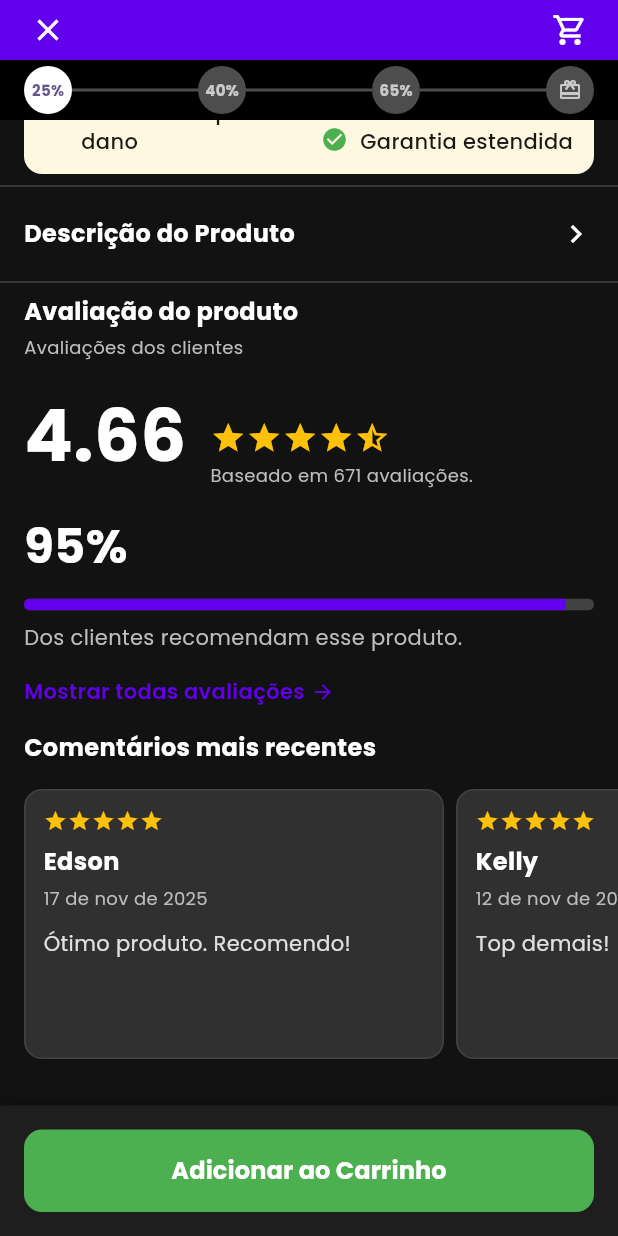
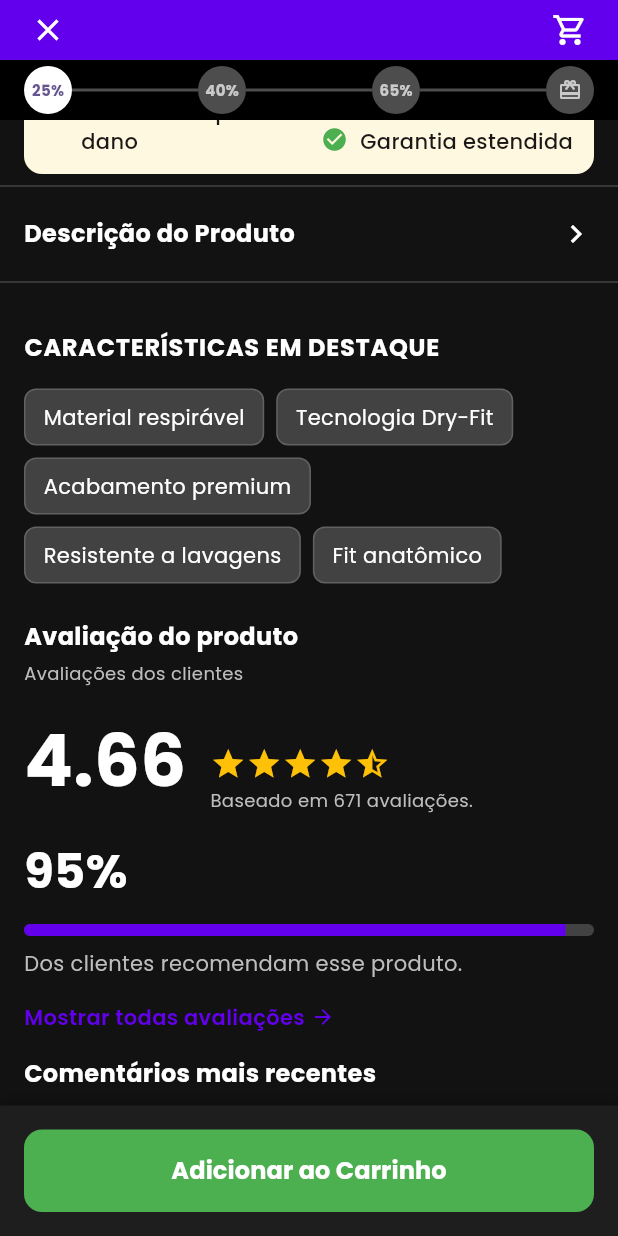
Before and after one commit to italoandres/eshop-admin-panel-updated, a Flutter app: the ProductDetailPage screen opened directly with empty values, scrolled down 1728 dp, on a phone screen of 412 x 824 dp. Run offline on Flutter 3.47's test engine with Material 3 defaults, Android fonts, the phone set to English and light mode, and no system bars; our stand-ins replace cached_network_image, carousel_slider, dio, flutter_riverpod, flutter_secure_storage, freezed_annotation and 6 more; accounts and stored records are empty.

Commit message:
feat: adicionar seção Características em Destaque (Fase 1)
FASE 1: Estrutura básica sem estilização final

Backend/Schema:
- Adicionado campo 'highlights: string[]' ao ProductModel
- Suporte a toJson/fromJson para API/Admin
- Getter hasHighlights para verificação condicional

Componente criado:
- ProductHighlightsSection: renderiza título + lista de highlights
- Placeholder UI com chips básicos (estilização completa na Fase 2)
- Renderização condicional: só aparece se highlights.length > 0

Integração:
- Componente adicionado logo abaixo de "Descrição do Produto"
- Mock data com 5 características para testes
- Zero impacto em features existentes

Próximos passos (Fase 2):
- Aplicar estilização final usando design tokens
- Chips modernos com bordas arredondadas
- Ajustes de espaçamento e tipografia
- Testes em tema claro/escuro e múltiplos dispositivos

```diff
--- a/lib/features/products/models/product_model.dart
+++ b/lib/features/products/models/product_model.dart
@@ -3,6 +3,9 @@
 /// FASE 1: Adicionado suporte para Guia de Tamanhos
 /// - sizeGuideType: Tipo do guia ('shoe', 'clothes', ou null)
 /// - sizeGuideContent: URL da imagem ou conteúdo HTML customizado
+///
+/// FASE 1: Adicionado suporte para Características em Destaque
+/// - highlights: Lista de características destacadas do produto
 class ProductModel {
   final String id;
   final String name;
@@ -24,6 +27,13 @@ class ProductModel {
   /// - Se null, usa o guia padrão baseado no sizeGuideType
   final String? sizeGuideContent;
 
+  // FASE 1: Características em Destaque
+  /// Lista de características em destaque do produto
+  /// - Máximo 40 caracteres por item
+  /// - Renderizado como chips na página de detalhes
+  /// - Se vazio, seção não aparece
+  final List<String> highlights;
+
   ProductModel({
     required this.id,
     required this.name,
@@ -33,6 +43,7 @@ class ProductModel {
     this.imageUrl,
     this.sizeGuideType,
     this.sizeGuideContent,
+    this.highlights = const [],
   });
 
   ProductModel copyWith({
@@ -44,6 +55,7 @@ class ProductModel {
     String? imageUrl,
     String? sizeGuideType,
     String? sizeGuideContent,
+    List<String>? highlights,
   }) {
     return ProductModel(
       id: id ?? this.id,
@@ -54,6 +66,7 @@ class ProductModel {
       imageUrl: imageUrl ?? this.imageUrl,
       sizeGuideType: sizeGuideType ?? this.sizeGuideType,
       sizeGuideContent: sizeGuideContent ?? this.sizeGuideContent,
+      highlights: highlights ?? this.highlights,
     );
   }
 
@@ -70,6 +83,9 @@ class ProductModel {
   /// Verifica se deve usar guia customizado
   bool get hasCustomSizeGuide => sizeGuideContent != null;
 
+  /// Verifica se o produto tem características em destaque
+  bool get hasHighlights => highlights.isNotEmpty;
+
   /// Converte para JSON (para API/Admin)
   Map<String, dynamic> toJson() {
     return {
@@ -81,6 +97,7 @@ class ProductModel {
       'imageUrl': imageUrl,
       'sizeGuideType': sizeGuideType,
       'sizeGuideContent': sizeGuideContent,
+      'highlights': highlights,
     };
   }
 
@@ -97,6 +114,9 @@ class ProductModel {
       imageUrl: json['imageUrl'] as String?,
       sizeGuideType: json['sizeGuideType'] as String?,
       sizeGuideContent: json['sizeGuideContent'] as String?,
+      highlights: json['highlights'] != null
+          ? List<String>.from(json['highlights'] as List)
+          : const [],
     );
   }
 }
--- a/lib/features/products/presentation/pages/product_detail_page.dart
+++ b/lib/features/products/presentation/pages/product_detail_page.dart
@@ -7,6 +7,7 @@ import '../widgets/product_main_image.dart';
 import '../widgets/product_image_thumbnails.dart';
 import '../widgets/size_guide_button.dart';
 import '../widgets/size_guide_modal.dart';
+import '../widgets/product_highlights_section.dart';
 import '../controllers/product_gallery_controller.dart';
 import '../../models/product_image_model.dart';
 import '../../../shipping/presentation/widgets/shipping_options_modal.dart';
@@ -51,6 +52,15 @@ class _ProductDetailPageState extends ConsumerState<ProductDetailPage> {
   // Dados de preço e desconto
   final double mockOriginalPrice = 50.00;
   final double? mockProgressiveDiscountPercent = 48.0; // 48% de desconto
+
+  // Mock data para características em destaque
+  final List<String> mockHighlights = [
+    'Material respirável',
+    'Tecnologia Dry-Fit',
+    'Acabamento premium',
+    'Resistente a lavagens',
+    'Fit anatômico',
+  ];
 
   // Mock data para bundle
   late final ProductBundle mockBundle;
@@ -334,6 +344,11 @@ class _ProductDetailPageState extends ConsumerState<ProductDetailPage> {
                 _buildDescriptionSection(),
 
                 Divider(height: spaceL, thickness: 1, color: Colors.grey[800]), // FASE 1: 16px section spacing
+
+                // FASE 1: Seção de Características em Destaque
+                ProductHighlightsSection(
+                  highlights: mockHighlights,
+                ),
 
                 // Seção: Avaliação do produto
                 _buildRatingOverview(),
--- /dev/null
+++ b/lib/features/products/presentation/widgets/product_highlights_section.dart
@@ -0,0 +1,77 @@
+import 'package:flutter/material.dart';
+
+/// Seção de Características em Destaque
+///
+/// FASE 1: Estrutura básica (placeholder de UI)
+/// - Renderiza título e lista simples
+/// - Ainda sem estilização final dos chips
+///
+/// FASE 2: Layout final com chips modernos
+/// - Estilização completa usando design tokens
+/// - Chips com bordas arredondadas e padding
+class ProductHighlightsSection extends StatelessWidget {
+  final List<String> highlights;
+
+  const ProductHighlightsSection({
+    Key? key,
+    required this.highlights,
+  }) : super(key: key);
+
+  @override
+  Widget build(BuildContext context) {
+    // Não renderiza se não houver highlights
+    if (highlights.isEmpty) {
+      return const SizedBox.shrink();
+    }
+
+    return Padding(
+      padding: const EdgeInsets.symmetric(horizontal: 16, vertical: 24),
+      child: Column(
+        crossAxisAlignment: CrossAxisAlignment.start,
+        children: [
+          // Título da seção
+          const Text(
+            'CARACTERÍSTICAS EM DESTAQUE',
+            style: TextStyle(
+              fontSize: 16,
+              fontWeight: FontWeight.bold,
+              color: Colors.white,
+              letterSpacing: 0.5,
+            ),
+          ),
+          const SizedBox(height: 16),
+
+          // FASE 1: Placeholder - lista simples dos highlights
+          // FASE 2: Chips estilizados com wrap
+          Wrap(
+            spacing: 8,
+            runSpacing: 8,
+            children: highlights.map((highlight) {
+              return Container(
+                padding: const EdgeInsets.symmetric(
+                  horizontal: 12,
+                  vertical: 8,
+                ),
+                decoration: BoxDecoration(
+                  color: Colors.grey[800],
+                  borderRadius: BorderRadius.circular(8),
+                  border: Border.all(
+                    color: Colors.grey[700]!,
+                    width: 1,
+                  ),
+                ),
+                child: Text(
+                  highlight,
+                  style: const TextStyle(
+                    fontSize: 14,
+                    color: Colors.white,
+                  ),
+                ),
+              );
+            }).toList(),
+          ),
+        ],
+      ),
+    );
+  }
+}
```
